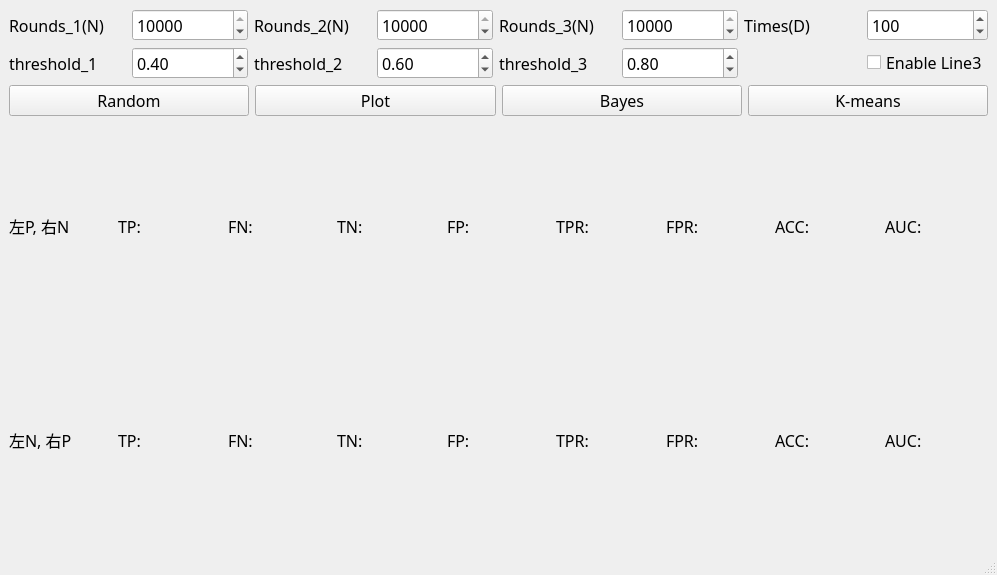
Old version of the form hw.ui in the repository ek2061/Gaussian-Distribution-pyqt5.
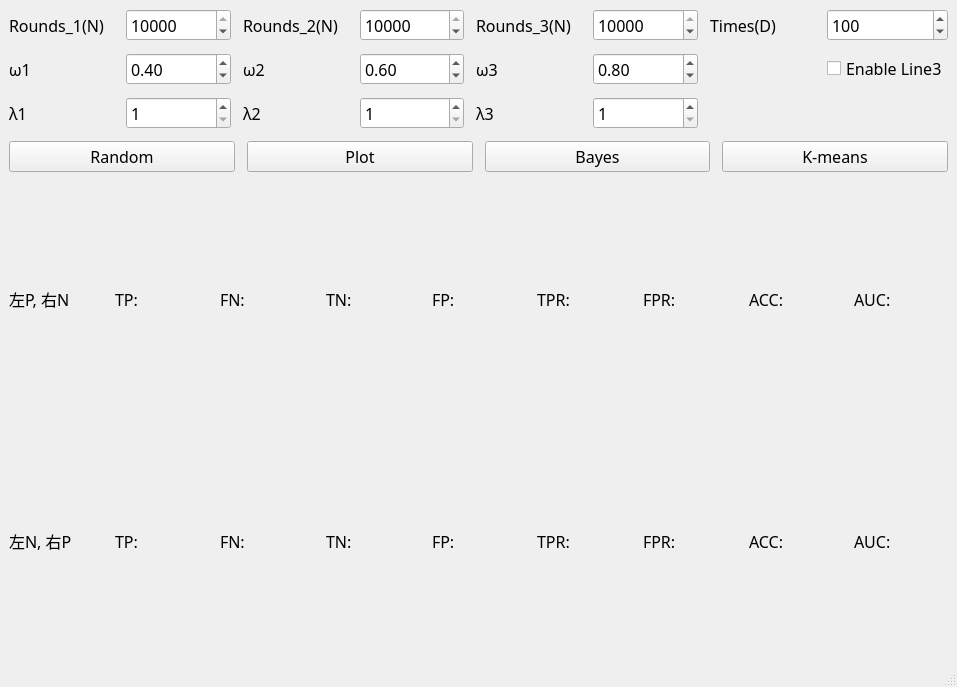
New version of the form.

Patch:
```diff
--- a/hw.ui
+++ b/hw.ui
@@ -6,49 +6,22 @@
    <rect>
     <x>0</x>
     <y>0</y>
-    <width>997</width>
-    <height>575</height>
+    <width>957</width>
+    <height>687</height>
    </rect>
   </property>
   <property name="windowTitle">
    <string>MainWindow</string>
   </property>
   <widget class="QWidget" name="centralwidget">
-   <layout class="QVBoxLayout" name="verticalLayout_3" stretch="1,1,5,1">
+   <layout class="QVBoxLayout" name="verticalLayout_4">
+    <item>
+     <layout class="QVBoxLayout" name="verticalLayout_3" stretch="2,1,7,2">
+      <property name="spacing">
+       <number>12</number>
+      </property>
     <item>
      <layout class="QGridLayout" name="gridLayout">
-      <item row="0" column="1">
-       <widget class="QSpinBox" name="spinBox">
-        <property name="font">
-         <font>
-          <family>微軟正黑體</family>
-          <pointsize>12</pointsize>
-         </font>
-        </property>
-        <property name="minimum">
-         <number>1</number>
-        </property>
-        <property name="maximum">
-         <number>10000</number>
-        </property>
-        <property name="value">
-         <number>10000</number>
-        </property>
-       </widget>
-      </item>
-      <item row="0" column="5">
-       <widget class="QLabel" name="label_5">
-        <property name="font">
-         <font>
-          <family>微軟正黑體</family>
-          <pointsize>12</pointsize>
-         </font>
-        </property>
-        <property name="text">
-         <string>Rounds_3(N)</string>
-        </property>
-       </widget>
-      </item>
       <item row="0" column="0">
        <widget class="QLabel" name="label">
         <property name="font">
@@ -62,8 +35,8 @@
         </property>
        </widget>
       </item>
-      <item row="0" column="3">
-       <widget class="QSpinBox" name="spinBox_2">
+        <item row="0" column="1">
+         <widget class="QSpinBox" name="spinBox">
         <property name="font">
          <font>
           <family>微軟正黑體</family>
@@ -81,48 +54,6 @@
         </property>
        </widget>
       </item>
-      <item row="1" column="3">
-       <widget class="QDoubleSpinBox" name="doubleSpinBox_2">
-        <property name="font">
-         <font>
-          <family>微軟正黑體</family>
-          <pointsize>12</pointsize>
-         </font>
-        </property>
-        <property name="maximum">
-         <double>1.000000000000000</double>
-        </property>
-        <property name="value">
-         <double>0.600000000000000</double>
-        </property>
-       </widget>
-      </item>
-      <item row="1" column="0">
-       <widget class="QLabel" name="label_2">
-        <property name="font">
-         <font>
-          <family>微軟正黑體</family>
-          <pointsize>12</pointsize>
-         </font>
-        </property>
-        <property name="text">
-         <string>threshold_1</string>
-        </property>
-       </widget>
-      </item>
-      <item row="1" column="2">
-       <widget class="QLabel" name="label_4">
-        <property name="font">
-         <font>
-          <family>微軟正黑體</family>
-          <pointsize>12</pointsize>
-         </font>
-        </property>
-        <property name="text">
-         <string>threshold_2</string>
-        </property>
-       </widget>
-      </item>
       <item row="0" column="2">
        <widget class="QLabel" name="label_3">
         <property name="font">
@@ -136,24 +67,27 @@
         </property>
        </widget>
       </item>
-      <item row="1" column="1">
-       <widget class="QDoubleSpinBox" name="doubleSpinBox">
+        <item row="0" column="3">
+         <widget class="QSpinBox" name="spinBox_2">
         <property name="font">
          <font>
           <family>微軟正黑體</family>
           <pointsize>12</pointsize>
          </font>
         </property>
+          <property name="minimum">
+           <number>1</number>
+          </property>
         <property name="maximum">
-         <double>1.000000000000000</double>
+           <number>10000</number>
         </property>
         <property name="value">
-         <double>0.400000000000000</double>
+           <number>10000</number>
         </property>
        </widget>
       </item>
-      <item row="1" column="5">
-       <widget class="QLabel" name="label_6">
+        <item row="0" column="4">
+         <widget class="QLabel" name="label_5">
         <property name="font">
          <font>
           <family>微軟正黑體</family>
@@ -161,11 +95,33 @@
          </font>
         </property>
         <property name="text">
-         <string>threshold_3</string>
+           <string>Rounds_3(N)</string>
         </property>
        </widget>
       </item>
-      <item row="0" column="7">
+        <item row="0" column="5">
+         <widget class="QSpinBox" name="spinBox_3">
+          <property name="enabled">
+           <bool>true</bool>
+          </property>
+          <property name="font">
+           <font>
+            <family>微軟正黑體</family>
+            <pointsize>12</pointsize>
+           </font>
+          </property>
+          <property name="readOnly">
+           <bool>false</bool>
+          </property>
+          <property name="maximum">
+           <number>10000</number>
+          </property>
+          <property name="value">
+           <number>10000</number>
+          </property>
+         </widget>
+        </item>
+        <item row="0" column="6">
        <widget class="QLabel" name="label_7">
         <property name="font">
          <font>
@@ -178,7 +134,7 @@
         </property>
        </widget>
       </item>
-      <item row="0" column="8">
+        <item row="0" column="7">
        <widget class="QSpinBox" name="spinBox_4">
         <property name="font">
          <font>
@@ -197,29 +153,78 @@
         </property>
        </widget>
       </item>
-      <item row="0" column="6">
-       <widget class="QSpinBox" name="spinBox_3">
-        <property name="enabled">
-         <bool>true</bool>
-        </property>
+        <item row="1" column="0">
+         <widget class="QLabel" name="label_2">
+          <property name="font">
+           <font>
+            <family>微軟正黑體</family>
+            <pointsize>12</pointsize>
+           </font>
+          </property>
+          <property name="text">
+           <string>ω1</string>
+          </property>
+         </widget>
+        </item>
+        <item row="1" column="1">
+         <widget class="QDoubleSpinBox" name="doubleSpinBox">
         <property name="font">
          <font>
           <family>微軟正黑體</family>
           <pointsize>12</pointsize>
          </font>
         </property>
-        <property name="readOnly">
-         <bool>false</bool>
-        </property>
+          <property name="maximum">
+           <double>1.000000000000000</double>
+          </property>
+          <property name="value">
+           <double>0.400000000000000</double>
+          </property>
+         </widget>
+        </item>
+        <item row="1" column="2">
+         <widget class="QLabel" name="label_4">
+          <property name="font">
+           <font>
+            <family>微軟正黑體</family>
+            <pointsize>12</pointsize>
+           </font>
+          </property>
+          <property name="text">
+           <string>ω2</string>
+          </property>
+         </widget>
+        </item>
+        <item row="1" column="3">
+         <widget class="QDoubleSpinBox" name="doubleSpinBox_2">
+          <property name="font">
+           <font>
+            <family>微軟正黑體</family>
+            <pointsize>12</pointsize>
+           </font>
+          </property>
         <property name="maximum">
-         <number>10000</number>
+           <double>1.000000000000000</double>
         </property>
         <property name="value">
-         <number>10000</number>
+           <double>0.600000000000000</double>
         </property>
        </widget>
       </item>
-      <item row="1" column="6">
+        <item row="1" column="4">
+         <widget class="QLabel" name="label_6">
+          <property name="font">
+           <font>
+            <family>微軟正黑體</family>
+            <pointsize>12</pointsize>
+           </font>
+          </property>
+          <property name="text">
+           <string>ω3</string>
+          </property>
+         </widget>
+        </item>
+        <item row="1" column="5">
        <widget class="QDoubleSpinBox" name="doubleSpinBox_3">
         <property name="font">
          <font>
@@ -235,7 +240,7 @@
         </property>
        </widget>
       </item>
-      <item row="1" column="8">
+        <item row="1" column="7">
        <widget class="QCheckBox" name="checkBox">
         <property name="enabled">
          <bool>true</bool>
@@ -251,6 +256,102 @@
         </property>
        </widget>
       </item>
+        <item row="2" column="0">
+         <widget class="QLabel" name="label_26">
+          <property name="font">
+           <font>
+            <family>微軟正黑體</family>
+            <pointsize>12</pointsize>
+           </font>
+          </property>
+          <property name="text">
+           <string>λ1</string>
+          </property>
+         </widget>
+        </item>
+        <item row="2" column="1">
+         <widget class="QSpinBox" name="spinBox_5">
+          <property name="font">
+           <font>
+            <family>微軟正黑體</family>
+            <pointsize>12</pointsize>
+           </font>
+          </property>
+          <property name="minimum">
+           <number>1</number>
+          </property>
+          <property name="maximum">
+           <number>10</number>
+          </property>
+          <property name="value">
+           <number>1</number>
+          </property>
+         </widget>
+        </item>
+        <item row="2" column="2">
+         <widget class="QLabel" name="label_27">
+          <property name="font">
+           <font>
+            <family>微軟正黑體</family>
+            <pointsize>12</pointsize>
+           </font>
+          </property>
+          <property name="text">
+           <string>λ2</string>
+          </property>
+         </widget>
+        </item>
+        <item row="2" column="3">
+         <widget class="QSpinBox" name="spinBox_6">
+          <property name="font">
+           <font>
+            <family>微軟正黑體</family>
+            <pointsize>12</pointsize>
+           </font>
+          </property>
+          <property name="minimum">
+           <number>1</number>
+          </property>
+          <property name="maximum">
+           <number>10</number>
+          </property>
+          <property name="value">
+           <number>1</number>
+          </property>
+         </widget>
+        </item>
+        <item row="2" column="4">
+         <widget class="QLabel" name="label_28">
+          <property name="font">
+           <font>
+            <family>微軟正黑體</family>
+            <pointsize>12</pointsize>
+           </font>
+          </property>
+          <property name="text">
+           <string>λ3</string>
+          </property>
+         </widget>
+        </item>
+        <item row="2" column="5">
+         <widget class="QSpinBox" name="spinBox_7">
+          <property name="font">
+           <font>
+            <family>微軟正黑體</family>
+            <pointsize>12</pointsize>
+           </font>
+          </property>
+          <property name="minimum">
+           <number>1</number>
+          </property>
+          <property name="maximum">
+           <number>10</number>
+          </property>
+          <property name="value">
+           <number>1</number>
+          </property>
+         </widget>
+        </item>
      </layout>
     </item>
     <item>
@@ -561,13 +662,15 @@
      </layout>
     </item>
    </layout>
+    </item>
+   </layout>
   </widget>
   <widget class="QMenuBar" name="menubar">
    <property name="geometry">
     <rect>
      <x>0</x>
      <y>0</y>
-     <width>997</width>
+     <width>957</width>
      <height>21</height>
     </rect>
    </property>
```
Lines whose indentation alone changed are shown as unchanged.
